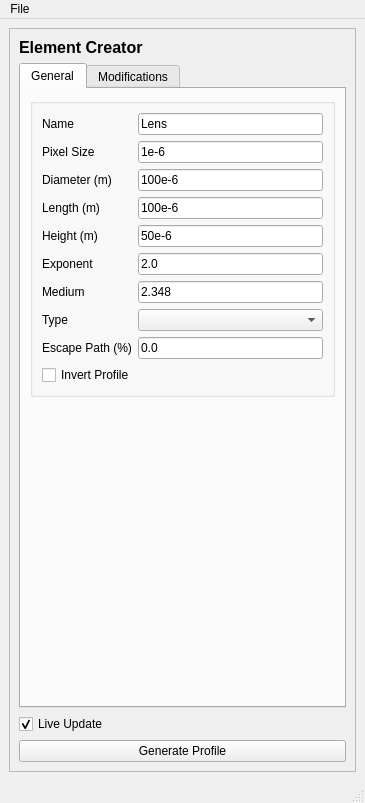
Before: the Qt Designer form juno/ui/qtdesigner_files/ElementCreation.ui in DeMarcoLab/juno, drawn with Qt 5.
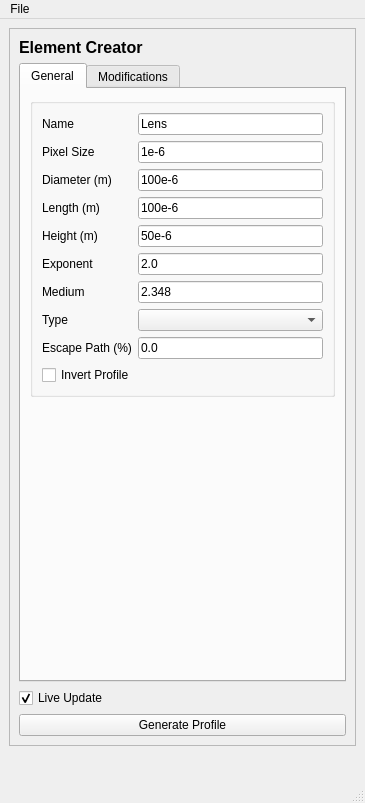
After: the same form once the commit is applied. The open tabs and pages were chosen to show the change.

Commit message: [BUG] fix Flat elements not working in ElementCreator #52

The edit to the form file:
```diff
--- a/juno/ui/qtdesigner_files/ElementCreation.ui
+++ b/juno/ui/qtdesigner_files/ElementCreation.ui
@@ -515,6 +515,19 @@
       </layout>
      </widget>
     </item>
+    <item row="1" column="0">
+     <spacer name="verticalSpacer_3">
+      <property name="orientation">
+       <enum>Qt::Vertical</enum>
+      </property>
+      <property name="sizeHint" stdset="0">
+       <size>
+        <width>20</width>
+        <height>40</height>
+       </size>
+      </property>
+     </spacer>
+    </item>
    </layout>
   </widget>
   <widget class="QMenuBar" name="menubar">
```
Left out of the diff: 4 changed lines with no effect on the pictures. The commit also changes 2 other files.
